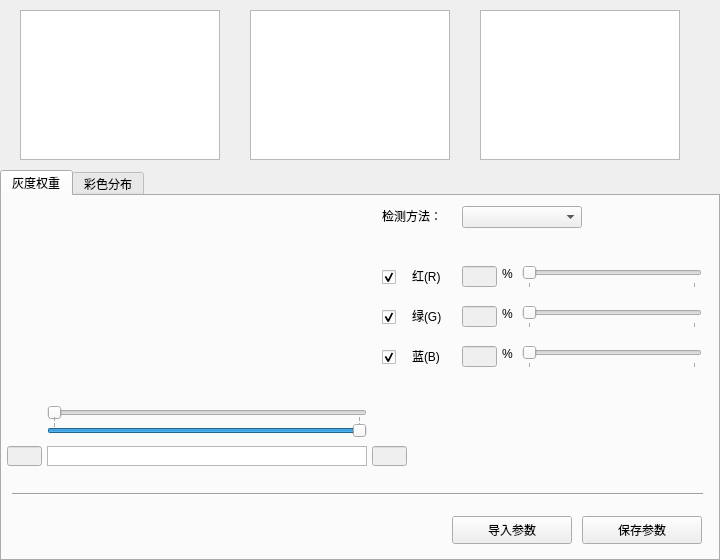
Before: the Qt Designer form VisionDetect/QColorWeight.ui in chuandongxu/AOI, drawn with Qt 5.
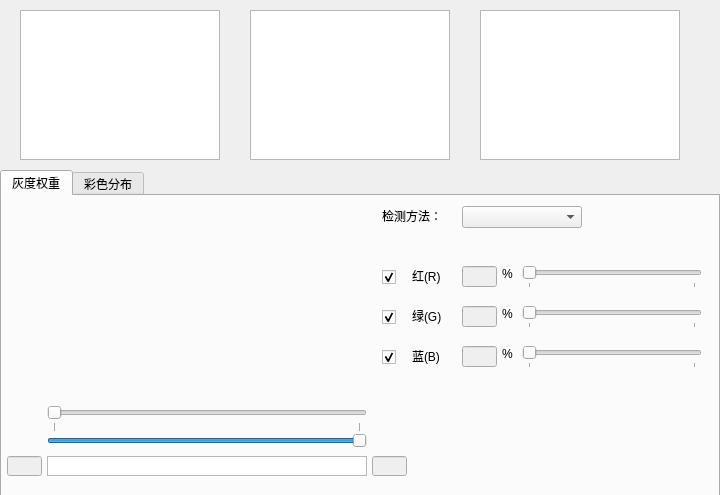
After: the same form once the commit is applied.

Commit message:
Save color space parameters to inspection window.
Save color space parameters to inspection window.

```diff
--- a/VisionDetect/QColorWeight.ui
+++ b/VisionDetect/QColorWeight.ui
@@ -7,7 +7,7 @@
     <x>0</x>
     <y>0</y>
     <width>720</width>
-    <height>560</height>
+    <height>495</height>
    </rect>
   </property>
   <property name="windowTitle">
@@ -293,7 +293,7 @@
      <property name="geometry">
       <rect>
        <x>45</x>
-       <y>220</y>
+       <y>230</y>
        <width>320</width>
        <height>22</height>
       </rect>
@@ -330,7 +330,7 @@
      <property name="geometry">
       <rect>
        <x>5</x>
-       <y>250</y>
+       <y>260</y>
        <width>35</width>
        <height>20</height>
       </rect>
@@ -343,7 +343,7 @@
      <property name="geometry">
       <rect>
        <x>370</x>
-       <y>250</y>
+       <y>260</y>
        <width>35</width>
        <height>20</height>
       </rect>
@@ -353,7 +353,7 @@
      <property name="geometry">
       <rect>
        <x>45</x>
-       <y>250</y>
+       <y>260</y>
        <width>320</width>
        <height>20</height>
       </rect>
@@ -398,45 +398,6 @@
       <string>红(R)</string>
      </property>
     </widget>
-    <widget class="Line" name="line">
-     <property name="geometry">
-      <rect>
-       <x>10</x>
-       <y>290</y>
-       <width>691</width>
-       <height>16</height>
-      </rect>
-     </property>
-     <property name="orientation">
-      <enum>Qt::Horizontal</enum>
-     </property>
-    </widget>
-    <widget class="QPushButton" name="pushButton_saveParams">
-     <property name="geometry">
-      <rect>
-       <x>580</x>
-       <y>320</y>
-       <width>120</width>
-       <height>28</height>
-      </rect>
-     </property>
-     <property name="text">
-      <string>保存参数</string>
-     </property>
-    </widget>
-    <widget class="QPushButton" name="pushButton_loadParams">
-     <property name="geometry">
-      <rect>
-       <x>450</x>
-       <y>320</y>
-       <width>120</width>
-       <height>28</height>
-      </rect>
-     </property>
-     <property name="text">
-      <string>导入参数</string>
-     </property>
-    </widget>
    </widget>
    <widget class="QWidget" name="tab_2">
     <attribute name="title">
```
The commit also changes 27 other files.
